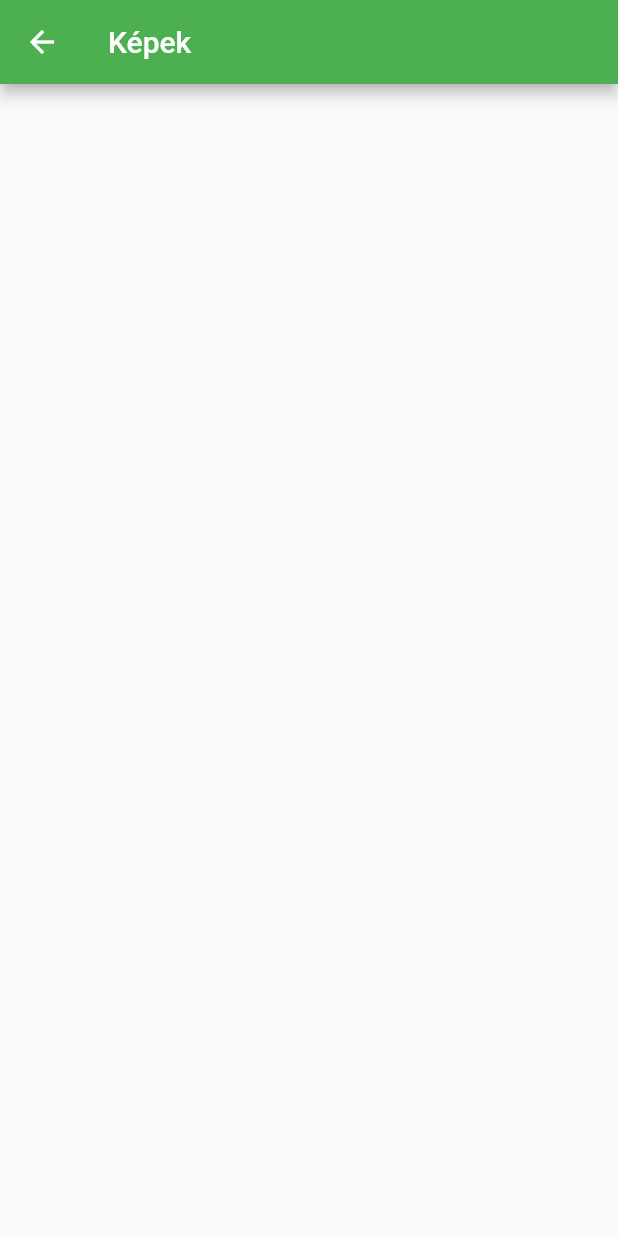
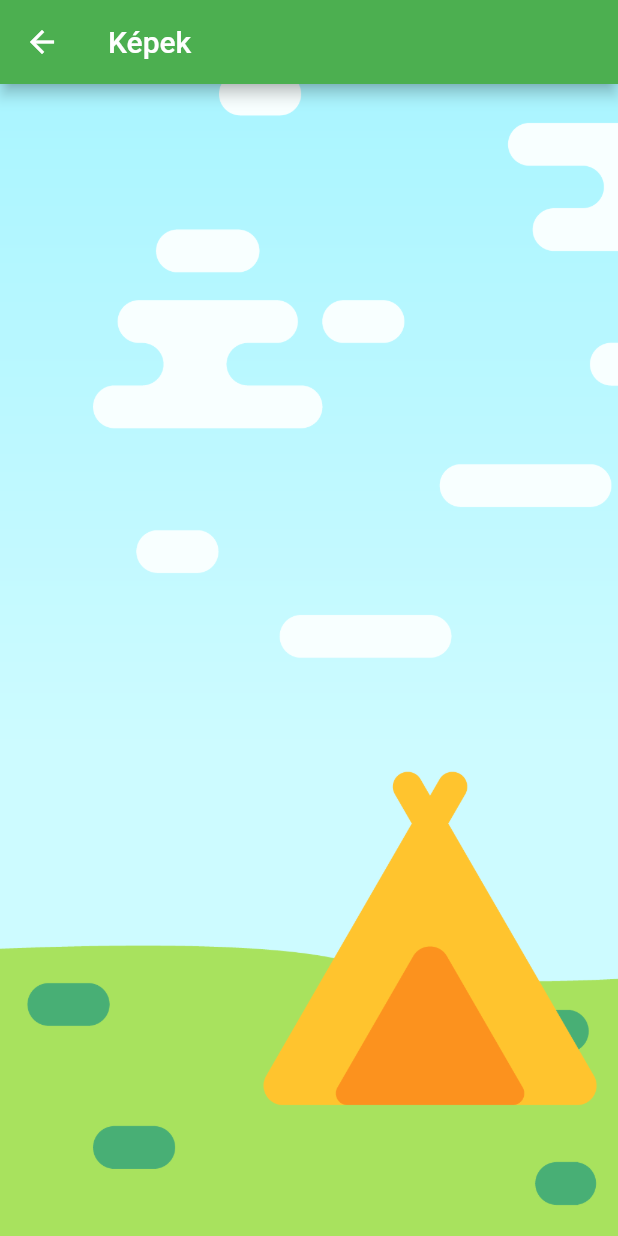
Before and after one commit to TomiSzabo00/TiszAppFlutter, a Flutter app: the PicturesScreen screen opened by its route, on a phone screen of 412 x 824 dp. Run offline on Flutter 3.47's test engine with Material 2 defaults, Android fonts, the phone set to English and light mode, and no system bars; our stand-ins replace firebase_auth, firebase_core, firebase_database, firebase_storage, image_picker; missing offline and left inert: dart:ffi; accounts and stored records are empty; network calls fail.

Commit message:
Add background to pictures view

```diff
--- a/lib/views/pictures_screen.dart
+++ b/lib/views/pictures_screen.dart
@@ -16,16 +16,27 @@ class _PicturesScreenState extends State<PicturesScreen> {
 
   @override
   Widget build(BuildContext context) {
+    final isDarkTheme = Theme.of(context).brightness == Brightness.dark;
     return Scaffold(
         appBar: AppBar(
           title: const Text('Képek'),
         ),
-      body: StreamBuilder(
+        body: Container(
+          decoration: BoxDecoration(
+            image: DecorationImage(
+              image: isDarkTheme
+                  ? const AssetImage('images/bg2_night.png')
+                  : const AssetImage('images/bg2_day.png'),
+              fit: BoxFit.cover,
+            ),
+          ),
+          child: StreamBuilder(
             stream: picsRef.onValue,
             builder: (context, AsyncSnapshot<DatabaseEvent> snapshot) {
               if (snapshot.hasData) {
                 final Map<dynamic, dynamic> values =
-                snapshot.data?.snapshot.value as Map<dynamic, dynamic>? ?? {};
+                    snapshot.data?.snapshot.value as Map<dynamic, dynamic>? ??
+                        {};
                 final List<Widget> children = [];
                 final List<Picture> pics = [];
                 values.forEach((key, value) {
@@ -51,6 +62,6 @@ class _PicturesScreenState extends State<PicturesScreen> {
               }
             },
           ),
-    );
+        ));
   }
 }
```
Lines whose indentation alone changed are shown as unchanged.
